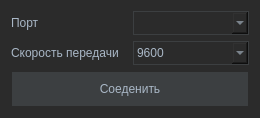
Above: resources/ConnectionInputWidget.ui from kabanpunk/bms-monitor-desktop before the change. Below: the same form after it.
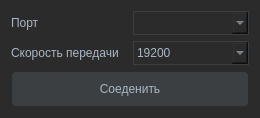
That is the form after the change.

Commit message: добавил нормальный лейбл на график для WH, за счет замени PlotWidget на GraphicsLayoutWidget и добавление PlotWidget'а уже на него + малех со стилем поигрался

What changed in the file:
```diff
--- a/resources/ConnectionInputWidget.ui
+++ b/resources/ConnectionInputWidget.ui
@@ -39,10 +39,6 @@
     color: #A9B7C6;
 }
 
-PlotWidget {
-    background-color: #323232;
-}
-
 QTableWidget {
     border: none;
     background-color: #323232;
@@ -57,6 +53,7 @@
     border-style: none;
     border-bottom: 1px solid #3c3f41;
     border-right: 1px solid #3c3f41;
+       border-radius: 5px;
 }
 
 QPushButton {
@@ -64,6 +61,7 @@
     background-color: #3C3F41;
     border: 1px solid #2B2B2B;
     padding: 10px;
+       border-radius: 5px;
 }
 
 QPushButton:hover {
@@ -83,6 +81,7 @@
     background-color: #2B2B2B;
     color: #A9B7C6;
     border: 1px solid #3C3F41;
+       border-radius: 3px;
 }
 
 QComboBox {
@@ -175,7 +174,7 @@
        <item>
         <widget class="QComboBox" name="comboBox_baudrate">
          <property name="currentIndex">
-           <number>3</number>
+           <number>5</number>
          </property>
          <item>
           <property name="text">
```
Left out of the diff: 2 changed lines with no effect on the pictures. The commit also changes 7 other files.
